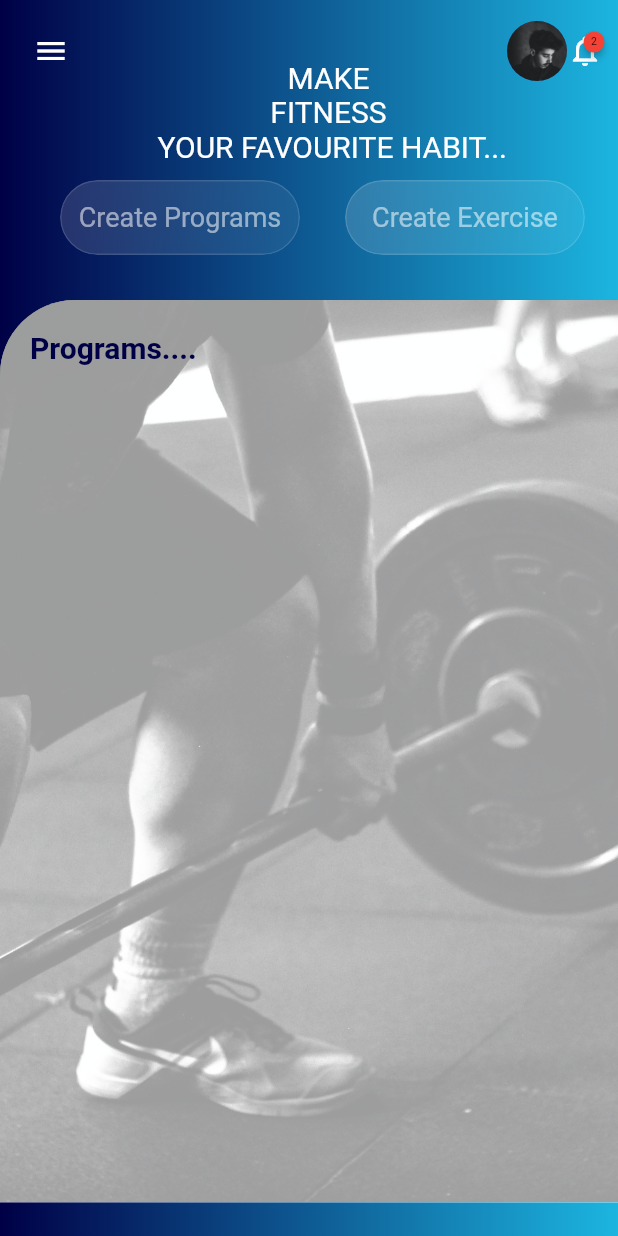
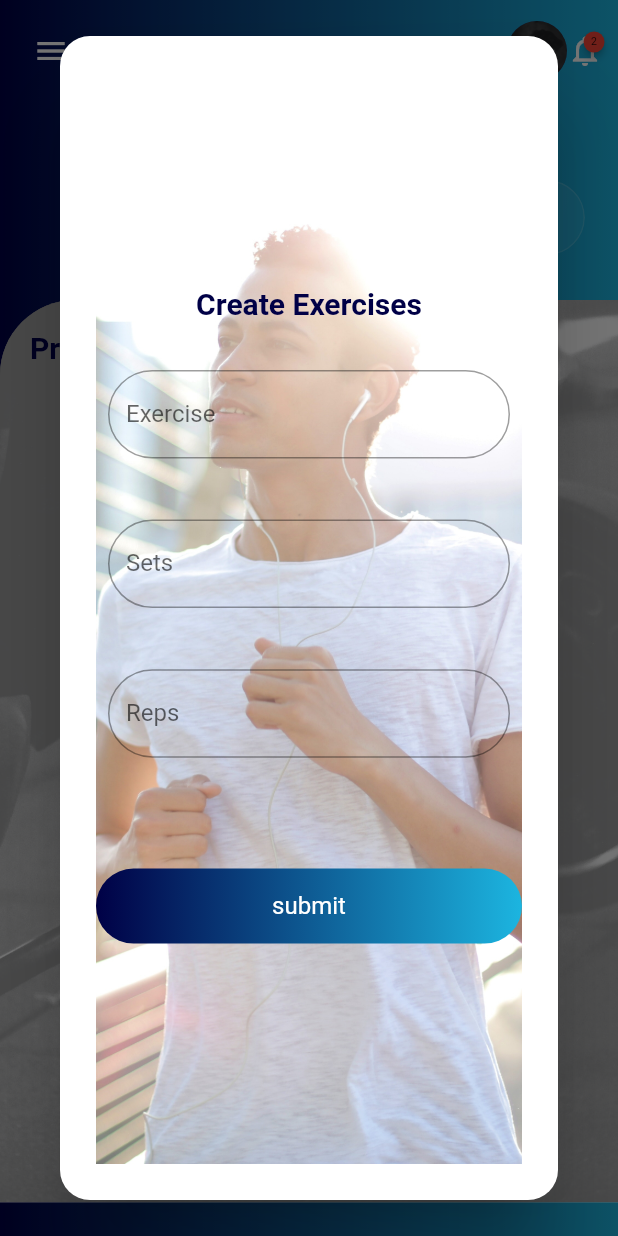
Before and after one commit to nishithahub95/fitness-app-assignment, a Flutter app: the screen it shows after launch, after a tap on "Create Exercise", on a phone screen of 412 x 824 dp. Run offline on Flutter 3.47's test engine with Material 2 defaults, Android fonts, the phone set to English and light mode, and no system bars; drawn by our look-alikes of badges.

Commit message:
form created for adding exercises.

```diff
--- /dev/null
+++ b/lib/model/exercise.dart
@@ -0,0 +1,8 @@
+
+class Exercise{
+  final String ename;
+  final String sets;
+  final String reps;
+
+  Exercise(this.ename, this.sets, this.reps);
+}
--- /dev/null
+++ b/lib/screen/components/gradiant_button.dart
@@ -0,0 +1,26 @@
+import 'package:fitness_app/constans/color_file.dart';
+import 'package:flutter/material.dart';
+
+class GradiantButton extends StatelessWidget {
+  //const GradiantButton ({Key? key}) : super(key: key);
+  final String title;
+  const GradiantButton(this.title);
+  @override
+  Widget build(BuildContext context) {
+    return Container(
+      height: 50,
+      width: 300,
+      decoration: BoxDecoration(
+          borderRadius: BorderRadius.circular(30),
+          gradient: LinearGradient(
+            colors: gcolor,
+          )),
+      child: Center(
+        child: Text(
+          title,
+          style: const TextStyle(color: Colors.white),
+        ),
+      ),
+    );
+  }
+}
--- a/lib/screen/create_exercies.dart
+++ b/lib/screen/create_exercies.dart
@@ -1,17 +1,47 @@
+import 'package:fitness_app/constans/color_file.dart';
+import 'package:fitness_app/model/exercise.dart';
+import 'package:fitness_app/screen/components/gradiant_button.dart';
 import 'package:flutter/material.dart';
 
 class CreateExercise extends StatefulWidget {
-  const CreateExercise({Key? key}) : super(key: key);
+
+  final Function(Exercise) addExercise;
+
+
+  CreateExercise(this.addExercise);
 
   @override
   State<CreateExercise> createState() => _CreateExerciseState();
 }
 
 class _CreateExerciseState extends State<CreateExercise> {
+  TextEditingController exerciseController = TextEditingController();
+  TextEditingController setsController = TextEditingController();
+  TextEditingController repsController = TextEditingController();
+
+
   @override
   Widget build(BuildContext context) {
-    return Scaffold(
-      body: Container(
+    Widget buildTextFormField(String label, TextEditingController controller) {
+      return Padding(
+        padding: const EdgeInsets.all(8.0),
+        child: Column(
+          children: [
+            TextFormField(
+                controller: controller,
+                decoration: InputDecoration(
+                    border: OutlineInputBorder(
+                        borderSide: BorderSide(color: headColor),
+                        borderRadius: BorderRadius.circular(30)),
+                    label: Text(label))),
+            SizedBox(
+              height: MediaQuery.of(context).size.height * 0.03,
+            ),
+          ],
+        ),
+      );
+    }
+    return  Container(
         height: MediaQuery.of(context).size.height,
         width: MediaQuery.of(context).size.width,
         decoration: const BoxDecoration(
@@ -20,7 +50,42 @@ class _CreateExerciseState extends State<CreateExercise> {
             image: AssetImage('images/exercises.jpg')
           )
         ),
-      ),
+        child: Column(
+          mainAxisAlignment: MainAxisAlignment.center,
+          crossAxisAlignment: CrossAxisAlignment.center,
+          children: [
+             Text(
+              'Create Exercises',
+              style: TextStyle(
+                  fontSize: 20,
+                  fontWeight: FontWeight.w700,
+                  color: headColor),
+            ),
+            SizedBox(
+              height: MediaQuery.of(context).size.height * 0.03,
+            ),
+            buildTextFormField('Exercise', exerciseController),
+            buildTextFormField('Sets', setsController),
+            buildTextFormField('Reps',repsController),
+            SizedBox(
+              height: MediaQuery.of(context).size.height * 0.05,
+            ),
+            InkWell(
+                onTap: () {
+                  final exercs = Exercise(
+                      exerciseController.text,
+                      setsController.text,
+                      repsController.text,
+                      );
+                  widget.addExercise(exercs);
+                  Navigator.of(context).pop();
+                },
+                child: GradiantButton('submit')
+            ),
+
+          ],
+        ),
+
     );
   }
 }
--- a/lib/screen/create_program.dart
+++ b/lib/screen/create_program.dart
@@ -1,5 +1,6 @@
 import 'package:fitness_app/constans/color_file.dart';
 import 'package:fitness_app/model/program.dart';
+import 'package:fitness_app/screen/components/gradiant_button.dart';
 import 'package:flutter/material.dart';
 
 class CreateProgram extends StatefulWidget {
@@ -80,25 +81,7 @@ class _CreateProgramState extends State<CreateProgram> {
                   widget.addProgram(program);
                   Navigator.of(context).pop();
                 },
-                child: Container(
-                  height: 50,
-                  width: 300,
-                  decoration: BoxDecoration(
-                      color: Colors.teal,
-                      borderRadius: BorderRadius.circular(30),
-                      gradient: const LinearGradient(
-                        colors: [Color(0xff000046), Color(0xff1CB5E0)],
-                        //begin: Alignment.,
-                        //end: Alignment.bottomCenter
-                        //
-                      )),
-                  child: const Center(
-                    child: Text(
-                      'Submit',
-                      style: TextStyle(color: Colors.white),
-                    ),
-                  ),
-                ),
+                child: GradiantButton('submit')
               ),
             ],
           ),
--- a/lib/screen/home_screen.dart
+++ b/lib/screen/home_screen.dart
@@ -1,8 +1,10 @@
 import 'dart:ui';
 import 'package:badges/badges.dart';
 import 'package:fitness_app/constans/color_file.dart';
+import 'package:fitness_app/model/exercise.dart';
 import 'package:fitness_app/model/program.dart';
-import 'package:fitness_app/screen/action_button.dart';
+import 'package:fitness_app/screen/components/action_button.dart';
+import 'package:fitness_app/screen/create_exercies.dart';
 import 'package:fitness_app/screen/create_program.dart';
 import 'package:flutter/material.dart';
 
@@ -15,11 +17,17 @@ class HomeScreen extends StatefulWidget {
 
 class _HomeScreenState extends State<HomeScreen> {
   List<Program> programList = [];
+  List<Exercise> exercisList=[];
   @override
   Widget build(BuildContext context) {
     void addNewProgram(Program program) {
       setState(() {
         programList.add(program);
+      });
+    }
+    void addNewExercise(Exercise exercise) {
+      setState(() {
+        exercisList.add(exercise);
       });
     }
 
@@ -29,6 +37,17 @@ class _HomeScreenState extends State<HomeScreen> {
           builder: (_) {
             return AlertDialog(
               content: CreateProgram(addNewProgram),
+              shape: RoundedRectangleBorder(
+                  borderRadius: BorderRadius.circular(20)),
+            );
+          });
+    }
+    void showexerciseForm() {
+      showDialog(
+          context: context,
+          builder: (_) {
+            return AlertDialog(
+              content: CreateExercise(addNewExercise),
               shape: RoundedRectangleBorder(
                   borderRadius: BorderRadius.circular(20)),
             );
@@ -110,7 +129,9 @@ class _HomeScreenState extends State<HomeScreen> {
             top: 120,
             left: 230,
             child: InkWell(
-              onTap: () {},
+              onTap: () {
+                showexerciseForm();
+              },
               child: const ActionButton(
                 theWidth: 160.0,
                 theHeight: 50.0,
```
Also changed, not shown: lib/screen/components/action_button.dart (renamed from lib/screen/action_button.dart).
